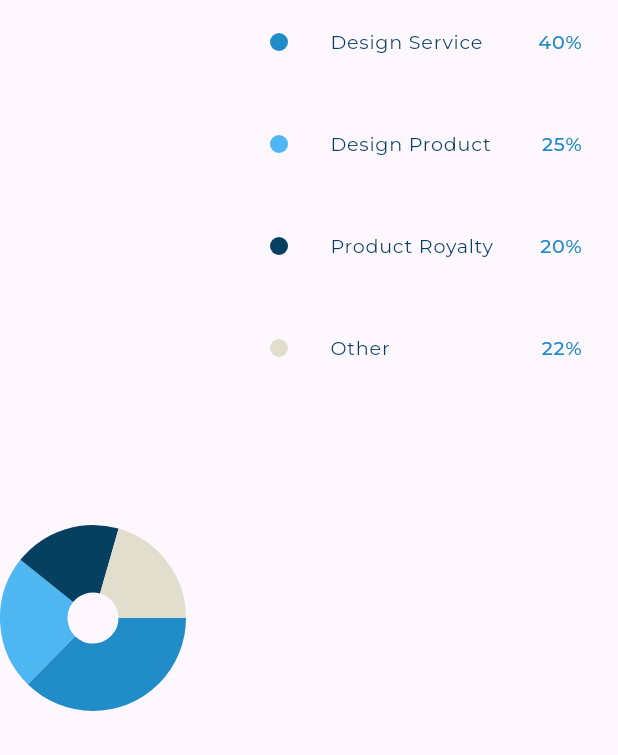
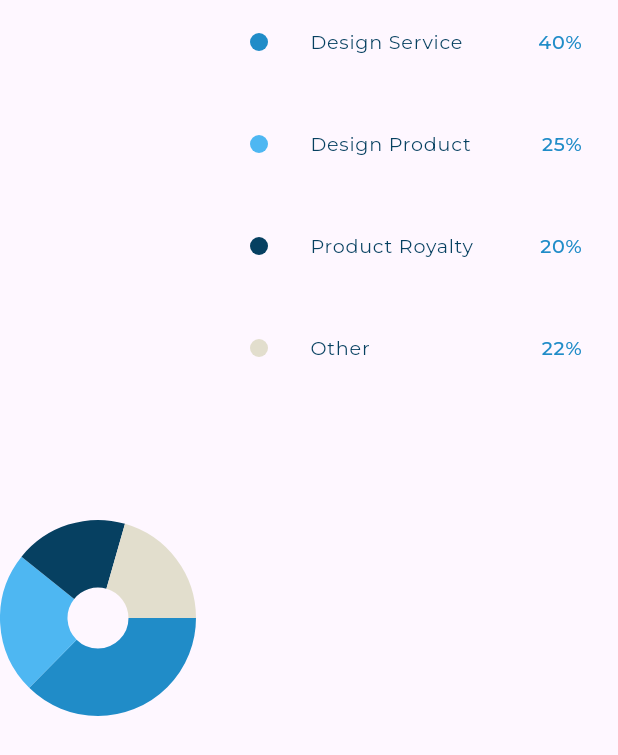
Before and after one commit to ALYMUHAMMAD511/responsive_adaptive_admin_dashboard, a Flutter app: the IncomeChartSection widget shown alone on an empty page, opened directly, on a phone screen of 412 x 824 dp. Shown: the top 755 px of the screen. Run offline on Flutter 3.47's test engine with Material 3 defaults, Android fonts, the phone set to English and light mode, and no system bars; drawn by our look-alikes of fl_chart; our stand-ins replace expandable_page_view, flutter_svg; statements that could not run were skipped.

Commit message:
editing responsive layouts

```diff
--- a/lib/views/widgets/income_chart_section.dart
+++ b/lib/views/widgets/income_chart_section.dart
@@ -27,7 +27,7 @@ class IncomeChartSection extends StatelessWidget {
                 child: IncomeChart(),
               ),
               SizedBox(
-                width: 40,
+                width: 20,
               ),
               Expanded(
                 flex: 2,
```
